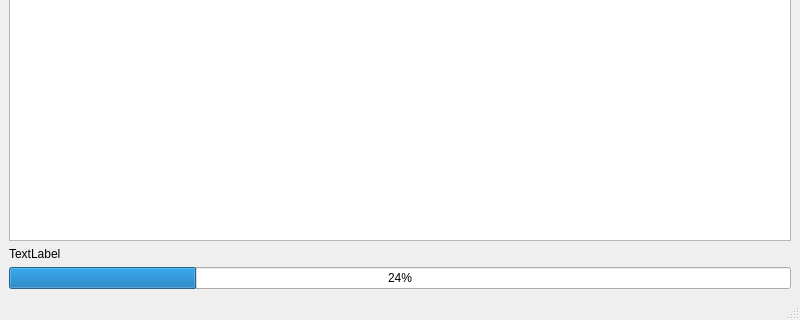
The window that MainWindow.ui (SykoTheKiD/SoundSource) describes before a commit, drawn with Qt 5; both pictures show x 0 to 800 and y 280 to 600 of the 800 by 600 pixel window.
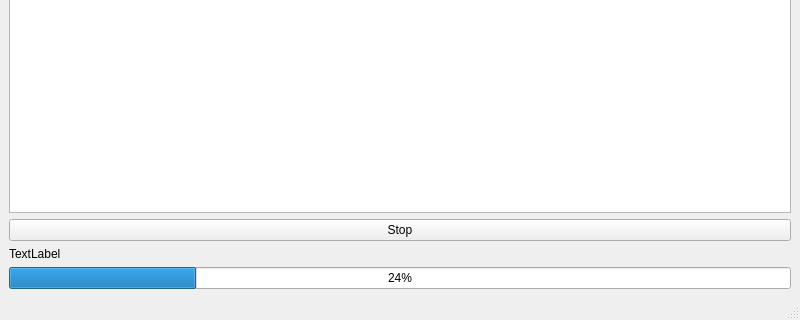
The same window after the commit.

Patch:
```diff
--- a/MainWindow.ui
+++ b/MainWindow.ui
@@ -64,6 +64,13 @@
         </attribute>
        </widget>
       </item>
+      <item>
+       <widget class="QPushButton" name="stopPlayback">
+        <property name="text">
+         <string>Stop</string>
+        </property>
+       </widget>
+      </item>
       <item>
        <widget class="QLabel" name="messageLabel">
         <property name="text">
```
